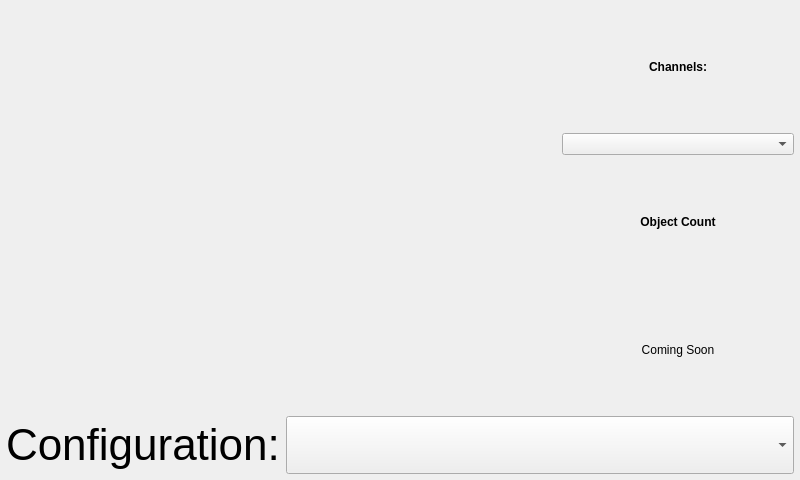
Qt form ui/CameraLiveWidget.ui (kipr/botui) before a commit.
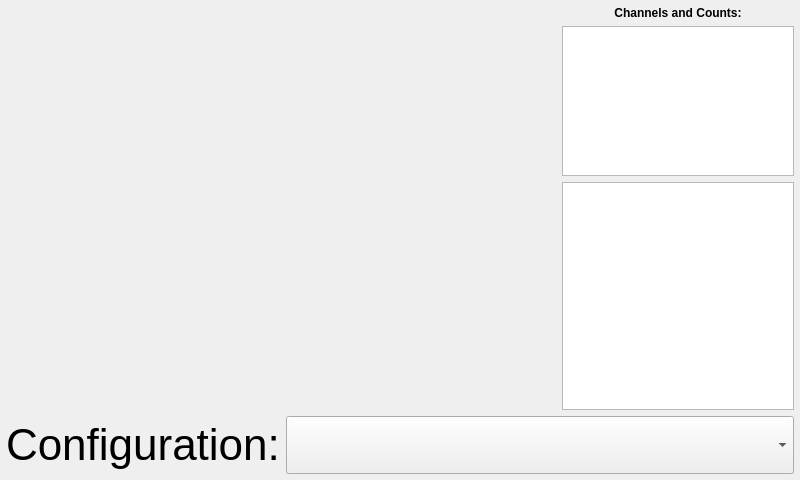
The same form after that commit. Custom widgets are drawn as their Qt base class.

```diff
--- a/ui/CameraLiveWidget.ui
+++ b/ui/CameraLiveWidget.ui
@@ -55,7 +55,7 @@
           <enum>Qt::LeftToRight</enum>
          </property>
          <property name="text">
-          <string>Channels:</string>
+          <string>Channels and Counts:</string>
          </property>
          <property name="alignment">
           <set>Qt::AlignCenter</set>
@@ -63,32 +63,73 @@
         </widget>
        </item>
        <item>
-        <widget class="QComboBox" name="comboBox"/>
+        <widget class="QListView" name="channelView">
+         <property name="maximumSize">
+          <size>
+           <width>16777215</width>
+           <height>150</height>
+          </size>
+         </property>
+        </widget>
        </item>
        <item>
-        <widget class="QLabel" name="label_3">
+        <widget class="QTableView" name="Values">
          <property name="font">
           <font>
-           <weight>75</weight>
-           <bold>true</bold>
+           <pointsize>22</pointsize>
           </font>
          </property>
-         <property name="text">
-          <string>Object Count</string>
+         <property name="editTriggers">
+          <set>QAbstractItemView::NoEditTriggers</set>
          </property>
-         <property name="alignment">
-          <set>Qt::AlignCenter</set>
+         <property name="tabKeyNavigation">
+          <bool>false</bool>
          </property>
-        </widget>
-       </item>
-       <item>
-        <widget class="QLabel" name="ValueUpdates">
-         <property name="text">
-          <string>Coming Soon</string>
+         <property name="showDropIndicator" stdset="0">
+          <bool>false</bool>
          </property>
-         <property name="alignment">
-          <set>Qt::AlignCenter</set>
+         <property name="dragDropOverwriteMode">
+          <bool>false</bool>
          </property>
+         <property name="alternatingRowColors">
+          <bool>true</bool>
+         </property>
+         <property name="selectionMode">
+          <enum>QAbstractItemView::SingleSelection</enum>
+         </property>
+         <property name="selectionBehavior">
+          <enum>QAbstractItemView::SelectRows</enum>
+         </property>
+         <property name="gridStyle">
+          <enum>Qt::NoPen</enum>
+         </property>
+         <property name="wordWrap">
+          <bool>false</bool>
+         </property>
+         <property name="cornerButtonEnabled">
+          <bool>false</bool>
+         </property>
+         <attribute name="horizontalHeaderVisible">
+          <bool>false</bool>
+         </attribute>
+         <attribute name="horizontalHeaderHighlightSections">
+          <bool>false</bool>
+         </attribute>
+         <attribute name="horizontalHeaderMinimumSectionSize">
+          <number>1</number>
+         </attribute>
+         <attribute name="horizontalHeaderStretchLastSection">
+          <bool>true</bool>
+         </attribute>
+         <attribute name="verticalHeaderVisible">
+          <bool>false</bool>
+         </attribute>
+         <attribute name="verticalHeaderDefaultSectionSize">
+          <number>22</number>
+         </attribute>
+         <attribute name="verticalHeaderHighlightSections">
+          <bool>false</bool>
+         </attribute>
         </widget>
        </item>
       </layout>
```
